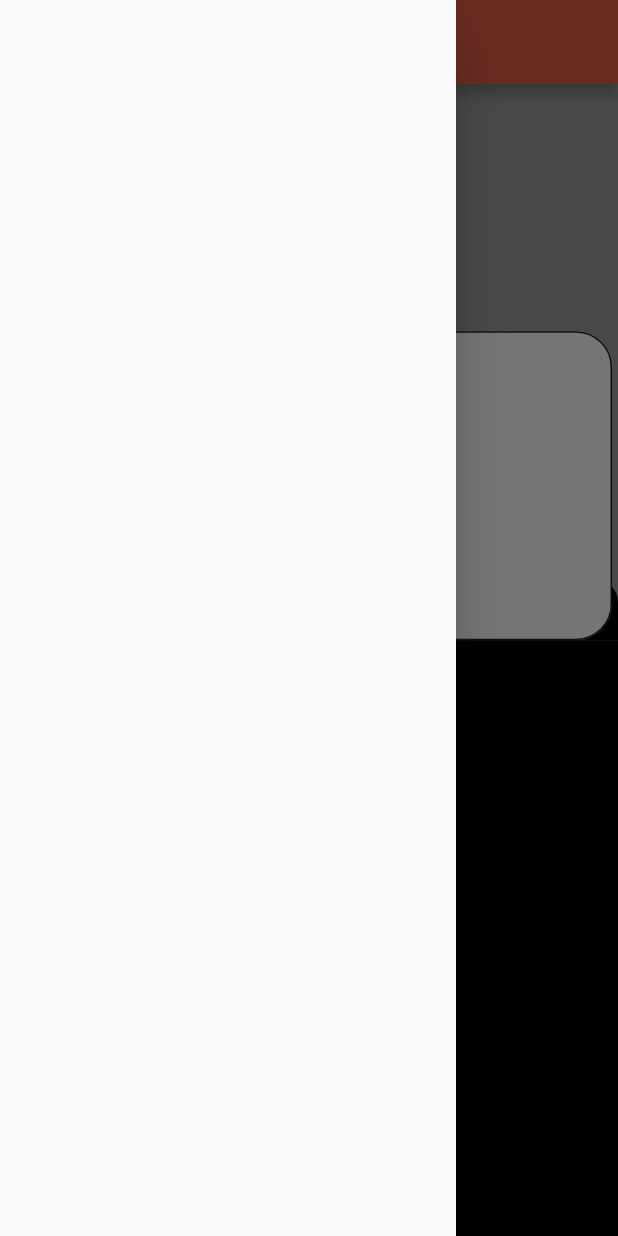
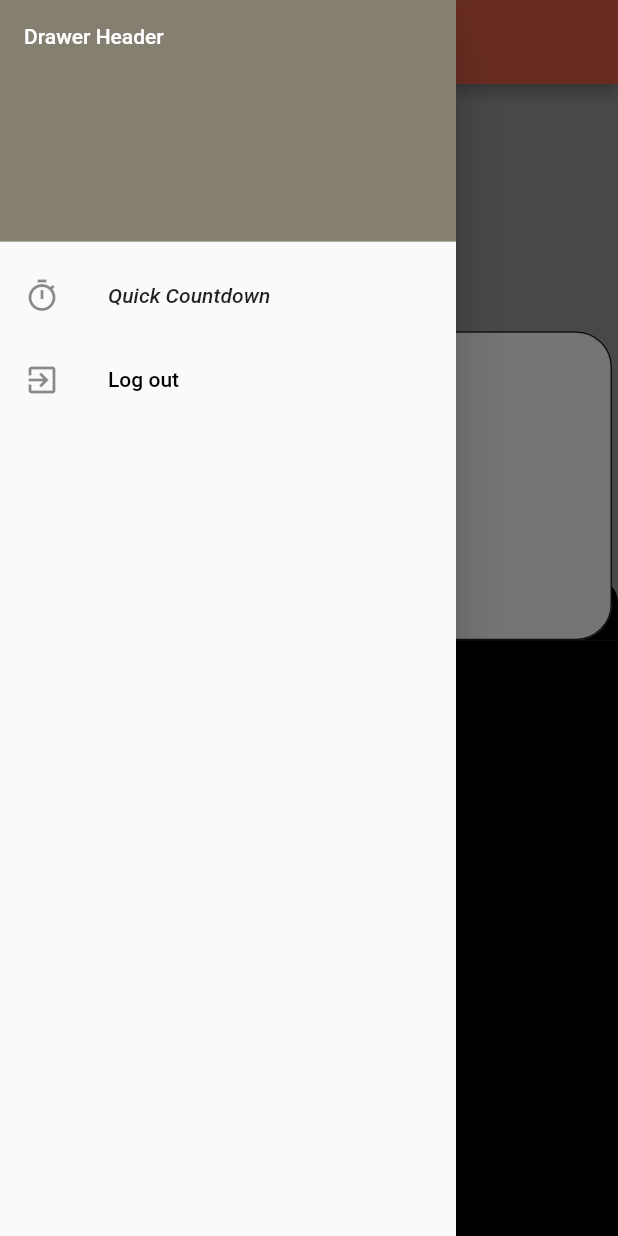
Before and after one commit to Jpec57/enter_training_me, a Flutter app: the screen it shows after launch, with the side drawer open, on a phone screen of 412 x 824 dp. Run offline on Flutter 3.47's test engine with Material 2 defaults, Android fonts, the phone set to English and light mode, and no system bars; our stand-ins replace bloc, cached_network_image, dio, equatable, flutter_bloc, flutter_secure_storage and 2 more.

Commit message:
QWuick countdown

```diff
--- a/lib/drawer.dart
+++ b/lib/drawer.dart
@@ -5,7 +5,6 @@ import 'package:flutter_bloc/flutter_bloc.dart';
 import 'package:get/get.dart';
 
 class MyDrawer extends StatelessWidget {
-
   const MyDrawer({Key? key}) : super(key: key);
 
   @override
@@ -15,7 +14,10 @@ class MyDrawer extends StatelessWidget {
         padding: EdgeInsets.zero,
         children: <Widget>[
           DrawerHeader(
-            child: Text('Drawer Header', style: TextStyle(color: Colors.white),),
+            child: Text(
+              'Drawer Header',
+              style: TextStyle(color: Colors.white),
+            ),
             decoration: BoxDecoration(
               color: CustomTheme.middleGreen,
             ),
@@ -29,14 +31,18 @@ class MyDrawer extends StatelessWidget {
           // ),
           ListTile(
             leading: Icon(Icons.timer_sharp),
-            title: Text('Quick Countdown'),
+            title: Text(
+              'Quick Countdown',
+              style:
+                  TextStyle(color: Colors.black87, fontStyle: FontStyle.italic),
+            ),
             onTap: () {
               Get.toNamed(QuickCountdownPage.routeName);
             },
           ),
           ListTile(
             leading: Icon(Icons.exit_to_app),
-            title: Text('Log out'),
+            title: Text('Log out', style: TextStyle(color: Colors.black)),
             onTap: () {
               // BlocProvider.of<AuthBloc>(context).add(LoggedOut());
               // Get.toNamed(ProfilePage.routeName);
--- a/lib/pages/home/home_page.dart
+++ b/lib/pages/home/home_page.dart
@@ -1,3 +1,4 @@
+import 'package:enter_training_me/drawer.dart';
 import 'package:enter_training_me/pages/in_workout/in_workout_page.dart';
 import 'package:flutter/cupertino.dart';
 import 'package:flutter/material.dart';
@@ -5,15 +6,15 @@ import 'package:get/get.dart';
 
 class HomePage extends StatelessWidget {
   static const routeName = "/home";
-  static const kHeaderPercentSize = 0.40;
-  static const kHeaderOverlappingSize = 0.05;
-  static const kHeaderContainerSize = 0.2;
+  final kHeaderPercentSize = 0.40;
+  final kHeaderOverlappingSize = 0.05;
+  final kHeaderContainerSize = 0.2;
   static const bottomBackgroundContainerColor = Colors.black;
-  static const topBackgroundContainerColor = Colors.grey;
+  final topBackgroundContainerColor = Colors.grey;
 
   const HomePage({Key? key}) : super(key: key);
 
-  Widget _renderListView(){
+  Widget _renderListView() {
     return ListView.builder(
       shrinkWrap: true,
       scrollDirection: Axis.horizontal,
@@ -27,15 +28,13 @@ class HomePage extends StatelessWidget {
     );
   }
 
-
-  List<Widget> _renderBackground(BuildContext context, double height){
+  List<Widget> _renderBackground(BuildContext context, double height) {
     return [
       SizedBox(
           height: height * kHeaderPercentSize,
           child: Container(
             color: Colors.grey,
-          )
-      ),
+          )),
       Positioned(
         bottom: 0,
         child: SizedBox(
@@ -44,10 +43,10 @@ class HomePage extends StatelessWidget {
             child: Container(
               decoration: const BoxDecoration(
                   color: bottomBackgroundContainerColor,
-                  borderRadius: BorderRadius.only(topLeft: Radius.circular(16), topRight: Radius.circular(16))
-              ),
-            )
-        ),
+                  borderRadius: BorderRadius.only(
+                      topLeft: Radius.circular(16),
+                      topRight: Radius.circular(16))),
+            )),
       ),
     ];
   }
@@ -56,29 +55,26 @@ class HomePage extends StatelessWidget {
   Widget build(BuildContext context) {
     var height = MediaQuery.of(context).size.height;
     return Scaffold(
-      appBar: AppBar(
-
-      ),
-      drawer: const Drawer(),
+      appBar: AppBar(),
+      drawer: const MyDrawer(),
       backgroundColor: topBackgroundContainerColor,
       body: SingleChildScrollView(
         child: Column(
           children: [
             SizedBox(
               height: height * (kHeaderPercentSize + kHeaderOverlappingSize),
-              child: Stack(
-                children: [
+              child: Stack(children: [
                 ..._renderBackground(context, height),
                 Positioned(
                     top: height * (kHeaderPercentSize - kHeaderContainerSize),
                     child: SizedBox(
-                        height: height * (kHeaderContainerSize + kHeaderOverlappingSize).toDouble(),
+                      height: height *
+                          (kHeaderContainerSize + kHeaderOverlappingSize)
+                              .toDouble(),
                       width: MediaQuery.of(context).size.width,
                       child: _renderListView(),
-                      )
-                  ),
-                ]
-              ),
+                    )),
+              ]),
             ),
             Container(
               color: bottomBackgroundContainerColor,
@@ -86,13 +82,15 @@ class HomePage extends StatelessWidget {
                   shrinkWrap: true,
                   physics: const NeverScrollableScrollPhysics(),
                   itemCount: 50,
-                  itemBuilder: (context, i){
+                  itemBuilder: (context, i) {
                     return ListTile(
-                  title: Text("Toto is here $i", style: const TextStyle(color:Colors.white),),
+                      title: Text(
+                        "Toto is here $i",
+                        style: const TextStyle(color: Colors.white),
+                      ),
                     );
                   }),
             )
-
           ],
         ),
       ),
@@ -108,15 +106,14 @@ class TrainingProposalContainer extends StatelessWidget {
   @override
   Widget build(BuildContext context) {
     return InkWell(
-      onTap: (){
+      onTap: () {
         Get.toNamed(InWorkoutPage.routeName);
       },
       child: Container(
         decoration: BoxDecoration(
             borderRadius: BorderRadius.circular(24),
             color: Colors.white,
-          border: Border.all(color: Colors.black87, width: 1)
-        ),
+            border: Border.all(color: Colors.black87, width: 1)),
         height: 180,
         width: 180,
         padding: const EdgeInsets.all(24),
--- a/pubspec.yaml
+++ b/pubspec.yaml
@@ -12,7 +12,7 @@ dependencies:
     sdk: flutter
   google_fonts: ^2.1.0
   cupertino_icons: ^1.0.2
-  flutter_bloc: ^7.2.0
+  flutter_bloc: ^7.3.0
   json_serializable: ^5.0.2
   json_annotation: ^4.1.0
   build_runner: ^2.1.1
```
Also changed, not shown: lib/pages/in_workout/in_workout_page.dart (+32 -10 lines), lib/pages/quick_countdown/quick_countdown_page.dart (+132 -2 lines), pubspec.lock, 1 other file. Lines whose indentation alone changed are shown as unchanged.
